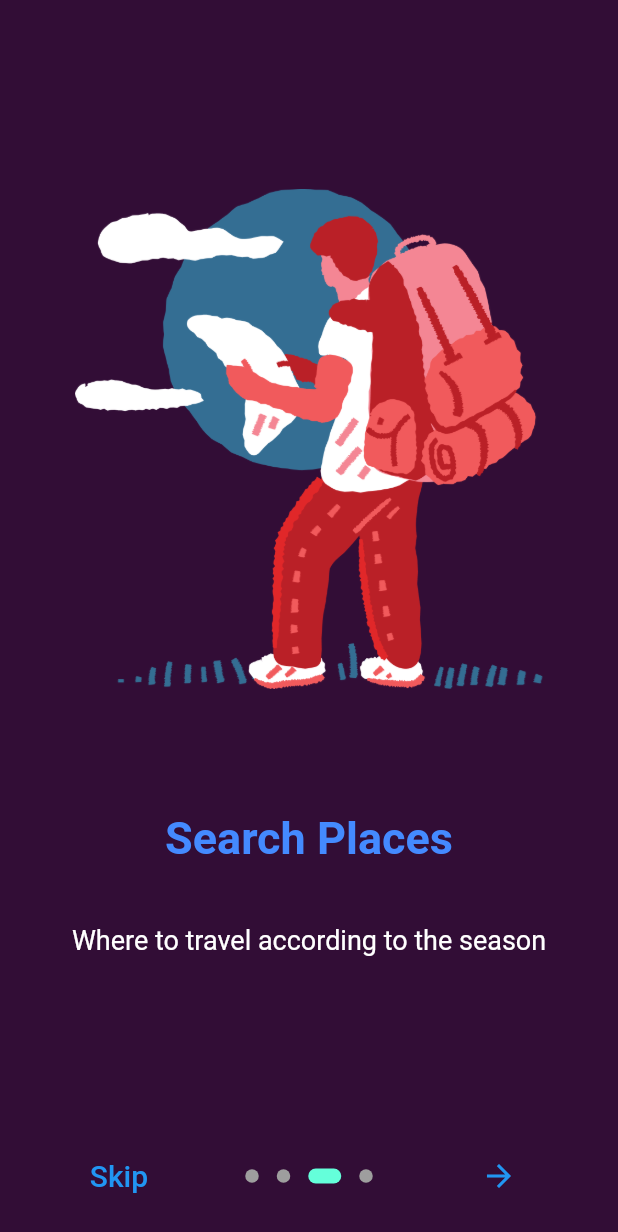
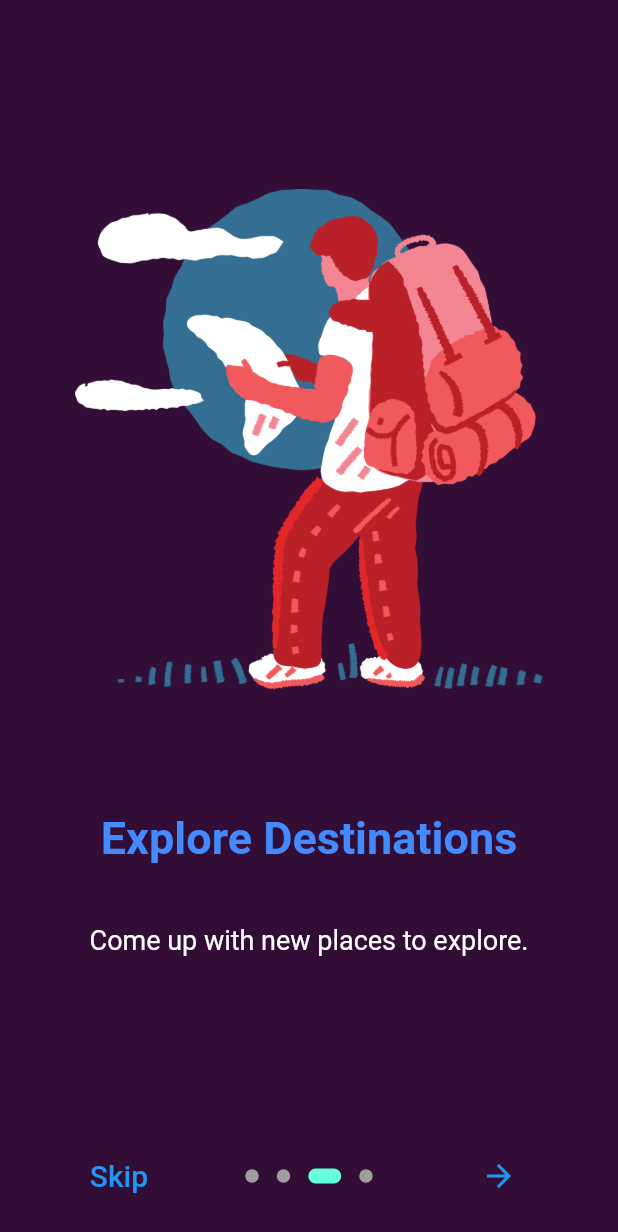
Before and after one commit to Saugat-Maharjan7/Smart-Travel-Planning, a Flutter app: the screen it shows after launch, swiped to page 3, on a phone screen of 412 x 824 dp. Shown: the top 1232 px of the screen. Run offline on Flutter 3.47's test engine with Material 2 defaults, Android fonts, the phone set to English and light mode, and no system bars; drawn by our look-alikes of introduction_screen; our stand-ins replace flushbar, flutter_icons, flutter_signin_button, flutter_spinkit, google_fonts, google_sign_in and 1 more.

Commit message:
Smart-Travel-Planning-App(changes7.3)

```diff
--- a/lib/Login/intro_page.dart
+++ b/lib/Login/intro_page.dart
@@ -46,8 +46,8 @@ class _IntroPageState extends State<IntroPage> {
       ),
       PageViewModel(
         image: Image.asset('images/travel.png'),
-        title: 'Explore Destinations',
-        body: 'Come up with new places to explore',
+        title: 'Search Places',
+        body: 'Find new places to travel.',
         decoration: PageDecoration(
           imageFlex: 2,
           descriptionPadding: EdgeInsets.all(16),
@@ -63,8 +63,8 @@ class _IntroPageState extends State<IntroPage> {
       ),
       PageViewModel(
         image: Image.asset('images/stpa.png'),
-        title: 'Search Places',
-        body: 'Where to travel according to the season',
+        title: 'Explore Destinations',
+        body: 'Come up with new places to explore.',
         decoration: PageDecoration(
           imageFlex: 2,
           imagePadding:
@@ -83,7 +83,7 @@ class _IntroPageState extends State<IntroPage> {
       PageViewModel(
         image: Image.asset('images/start.png'),
         title: 'Lets Start',
-        body: "Without a further a do.\nLets Go",
+        body: "A journey of a thousand miles must begin with a single step.",
         decoration: PageDecoration(
           imageFlex: 2,
           descriptionPadding: EdgeInsets.all(16),
--- a/lib/Login/login_page.dart
+++ b/lib/Login/login_page.dart
@@ -333,6 +333,7 @@ class _LoginPageState extends State<LoginPage> {
                             height: 5,
                           ),
                           Container(
+                            width: MediaQuery.of(context).size.width,
                             margin: EdgeInsets.symmetric(
                                 vertical: 5, horizontal: 92),
                             padding: EdgeInsets.all(2.0),
```
Also changed, not shown: lib/NavBarPages/profile_page.dart (+46 -3 lines).
